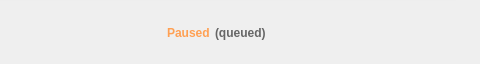
First picture: the form in src/MEGASync/transfers/gui/win/TransferManagerDelegateWidget.ui, repository meganz/MEGAsync, before the edit; both pictures show x 272 to 752 and y 0 to 64 of the 752 by 64 pixel window.
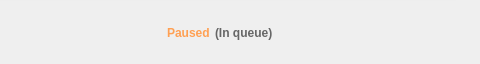
Second picture: the form after the edit. Icons and pictures are not drawn.

Commit message: Minor fixes for TM: 1) Avoid using rowCount as much as possible 2) Changed In queued to In queue 3) Tooltip for cancel failed transfers

Patch:
```diff
--- a/src/MEGASync/transfers/gui/win/TransferManagerDelegateWidget.ui
+++ b/src/MEGASync/transfers/gui/win/TransferManagerDelegateWidget.ui
@@ -729,7 +729,7 @@
            <item alignment="Qt::AlignLeft">
             <widget class="QLabel" name="lItemPausedQueued_2">
              <property name="text">
-              <string>(queued)</string>
+              <string>(In queue)</string>
              </property>
             </widget>
            </item>
```
Left out of the diff: 2 changed lines with no effect on the pictures. The commit also changes 8 other files.
